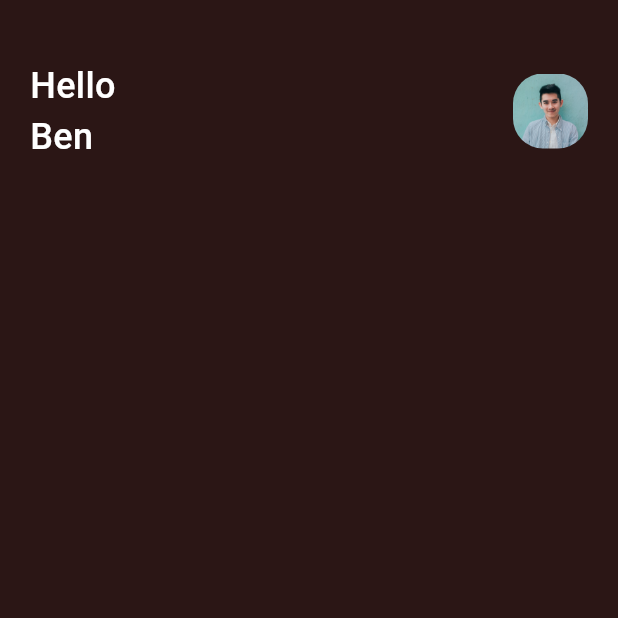
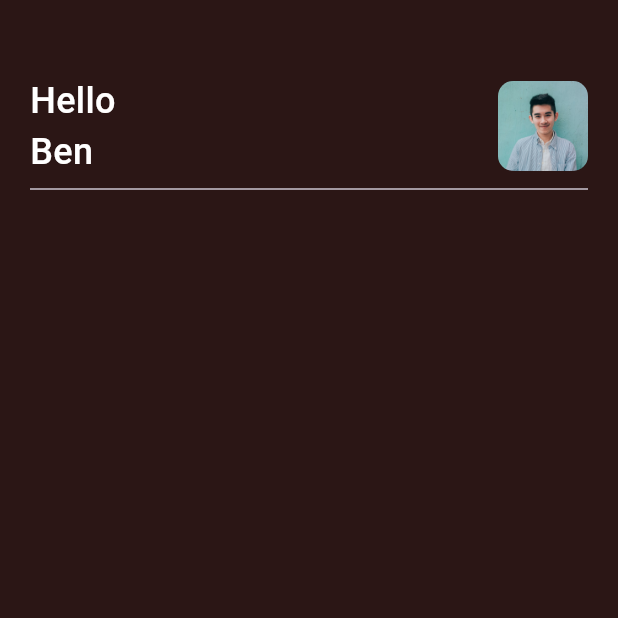
Before and after one commit to adogbeji/FlutterBarberBookingApp, a Flutter app: the screen it shows after launch, on a phone screen of 412 x 824 dp, the top half of it. Run offline on Flutter 3.47's test engine with Material 3 defaults, Android fonts, the phone set to English and light mode, and no system bars.

Commit message:
Start using Divider in home screen

```diff
--- a/lib/views/screens/home_screen.dart
+++ b/lib/views/screens/home_screen.dart
@@ -13,7 +13,7 @@ class _HomeScreenState extends State<HomeScreen> {
     return Scaffold(
       backgroundColor: const Color(0xFF2B1615),
       body: Container(
-        margin: const EdgeInsets.only(top: 40, left: 20, right: 20),
+        margin: const EdgeInsets.only(top: 50, left: 20, right: 20),
         child: Column(
           children: [
             Row(
@@ -42,11 +42,11 @@ class _HomeScreenState extends State<HomeScreen> {
                 ),
 
                 ClipRRect(
-                  borderRadius: BorderRadius.circular(20),
+                  borderRadius: BorderRadius.circular(10),
                   child: Image.asset(
                     'assets/images/boy.jpg',
-                    width: 50,
-                    height: 50,
+                    width: 60,
+                    height: 60,
                     fit: BoxFit.cover,
                   ),
                 ),
@@ -69,6 +69,8 @@ class _HomeScreenState extends State<HomeScreen> {
                 // ),
               ],
             ),
+
+            Divider(),
           ],
         ),
       ),
```
